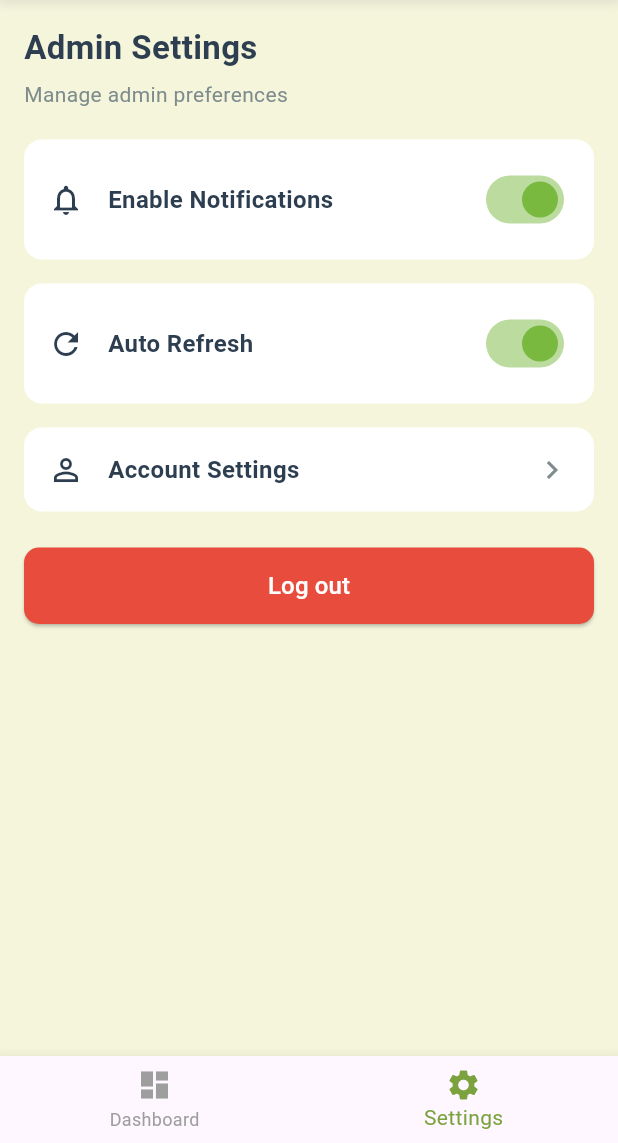
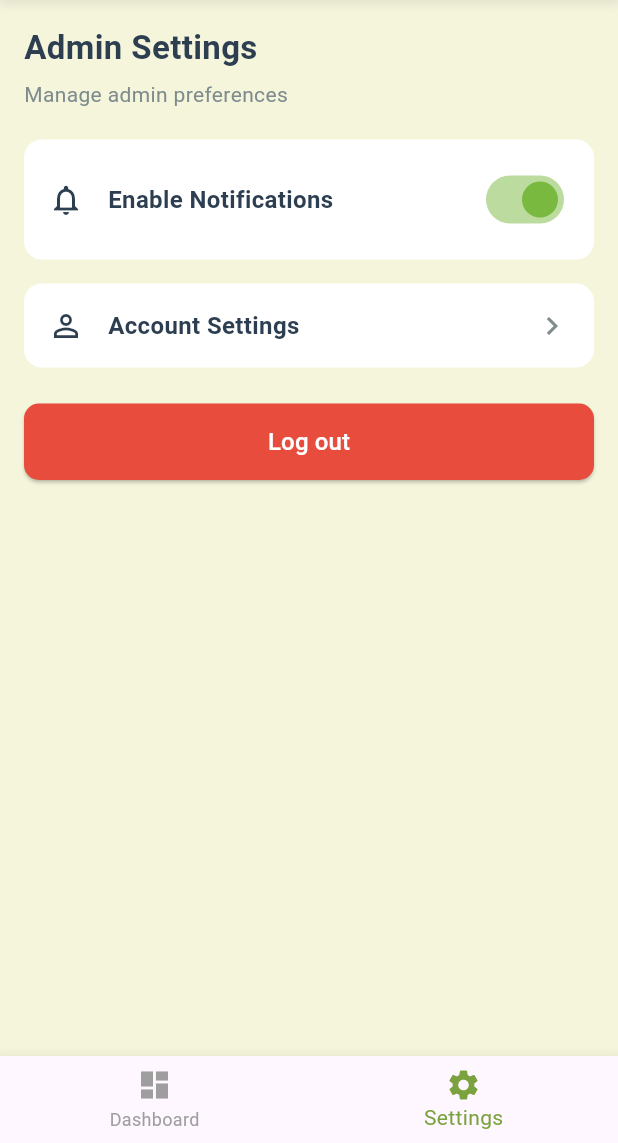
Before and after one commit to Masdyyy/Vegobolt-App, a Flutter app: the AdminSettingsPage screen opened by its route, on a phone screen of 412 x 824 dp, the part 93-1236 px from its top. Run offline on Flutter 3.47's test engine with Material 3 defaults, Android fonts, the phone set to English and light mode, and no system bars; our stand-ins replace flutter_secure_storage; accounts and stored records are empty; network calls fail.

Commit message:
Remove auto refresh setting from admin page
Eliminated the auto refresh toggle and its associated state from the admin settings page, simplifying the settings interface.

```diff
--- a/vegobolt/lib/Pages/admin/admin_settings.dart
+++ b/vegobolt/lib/Pages/admin/admin_settings.dart
@@ -14,7 +14,6 @@ class AdminSettingsPage extends StatefulWidget {
 
 class _AdminSettingsPageState extends State<AdminSettingsPage> {
   bool _enableNotifications = true;
-  bool _autoRefresh = true;
   final int _currentIndex = 1; // Settings tab
 
   void _onNavTap(int index) {
@@ -74,16 +73,6 @@ class _AdminSettingsPageState extends State<AdminSettingsPage> {
                       value: _enableNotifications,
                       onChanged: (v) =>
                           setState(() => _enableNotifications = v),
-                      activeThumbColor: AppColors.primaryGreen,
-                    ),
-                  ),
-                  const SizedBox(height: 16),
-                  _buildSettingTile(
-                    icon: Icons.refresh_outlined,
-                    title: 'Auto Refresh',
-                    trailing: Switch(
-                      value: _autoRefresh,
-                      onChanged: (v) => setState(() => _autoRefresh = v),
                       activeThumbColor: AppColors.primaryGreen,
                     ),
                   ),
```
